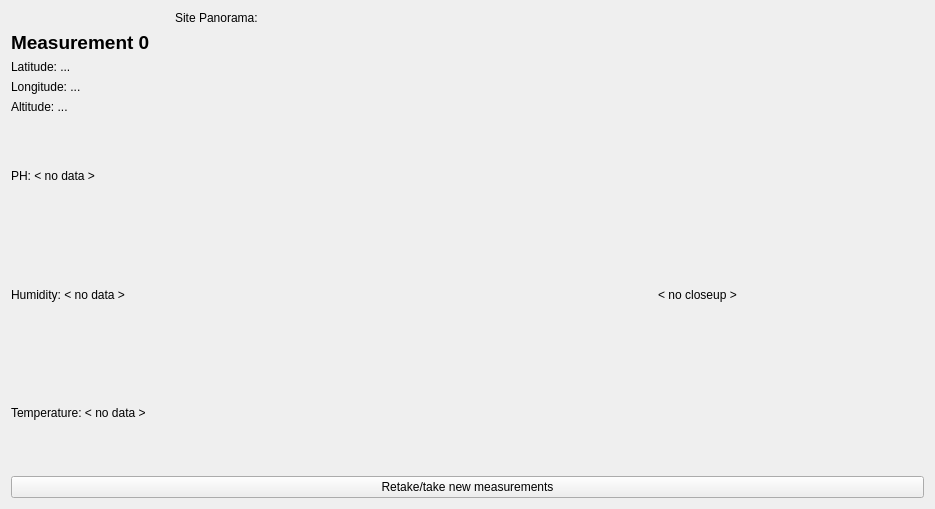
This is rosws/src/rover_rqt_science/resource/inner.ui in Zhangwenyao1/URC as Qt 5 draws it before an edit. The edited form follows.
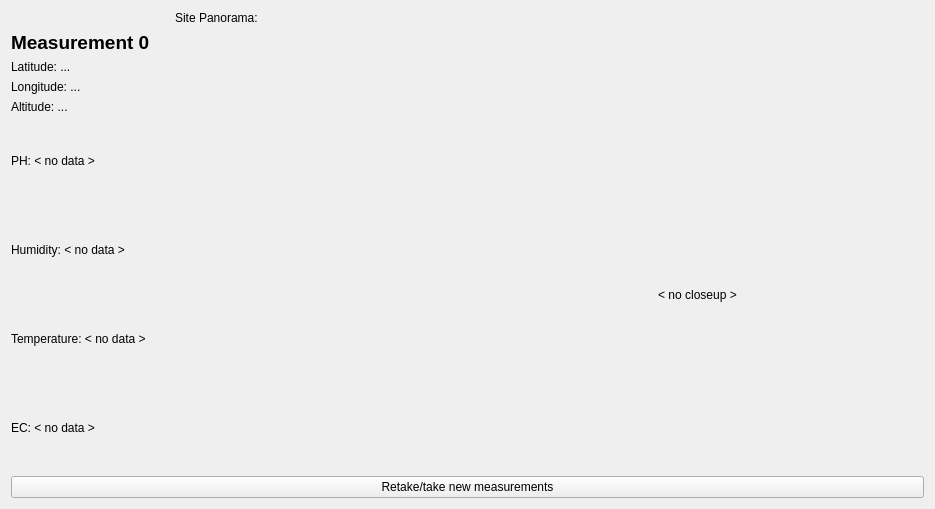
This is the edited form.

The edit to the form file:
```diff
--- a/rosws/src/rover_rqt_science/resource/inner.ui
+++ b/rosws/src/rover_rqt_science/resource/inner.ui
@@ -143,6 +143,13 @@
          </property>
         </widget>
        </item>
+       <item>
+        <widget class="QLabel" name="label">
+         <property name="text">
+          <string>EC: &lt; no data &gt;</string>
+         </property>
+        </widget>
+       </item>
       </layout>
      </item>
      <item>
```
